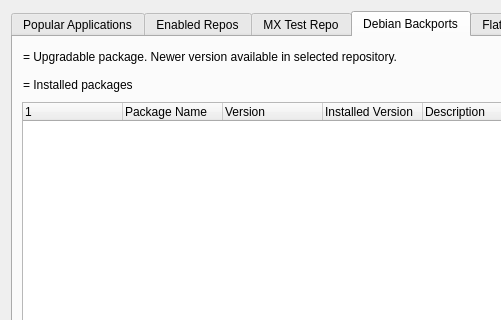
Old version of the form mainwindow.ui in the repository AdrianTM/mx-packageinstaller; both pictures show x 0 to 501 and y 0 to 320 of the 844 by 607 pixel window.
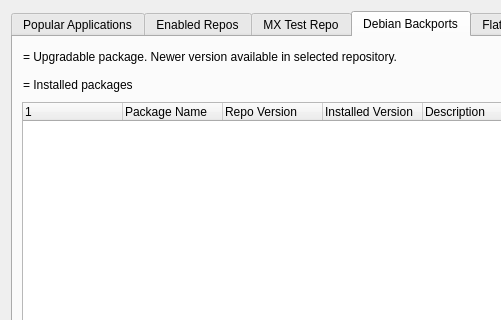
New version of the form. The open tabs and pages were chosen to show the change. Icons and pictures are not drawn.

Commit message: Rename column for Backports too

Patch:
```diff
--- a/mainwindow.ui
+++ b/mainwindow.ui
@@ -1061,7 +1061,7 @@
          </column>
          <column>
           <property name="text">
-           <string>Version</string>
+           <string>Repo Version</string>
           </property>
          </column>
          <column>
```
